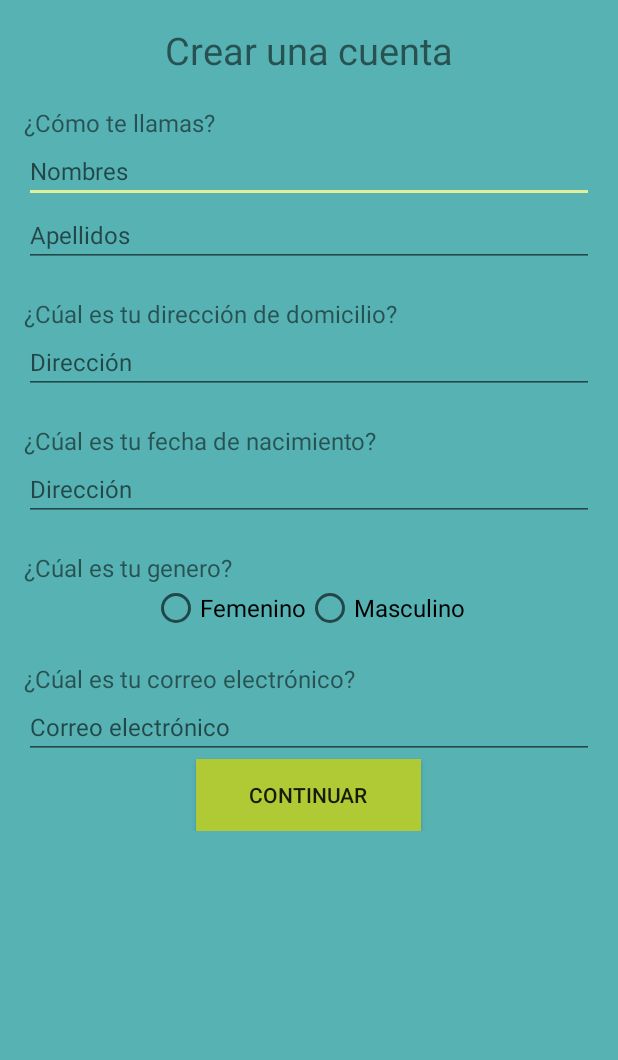
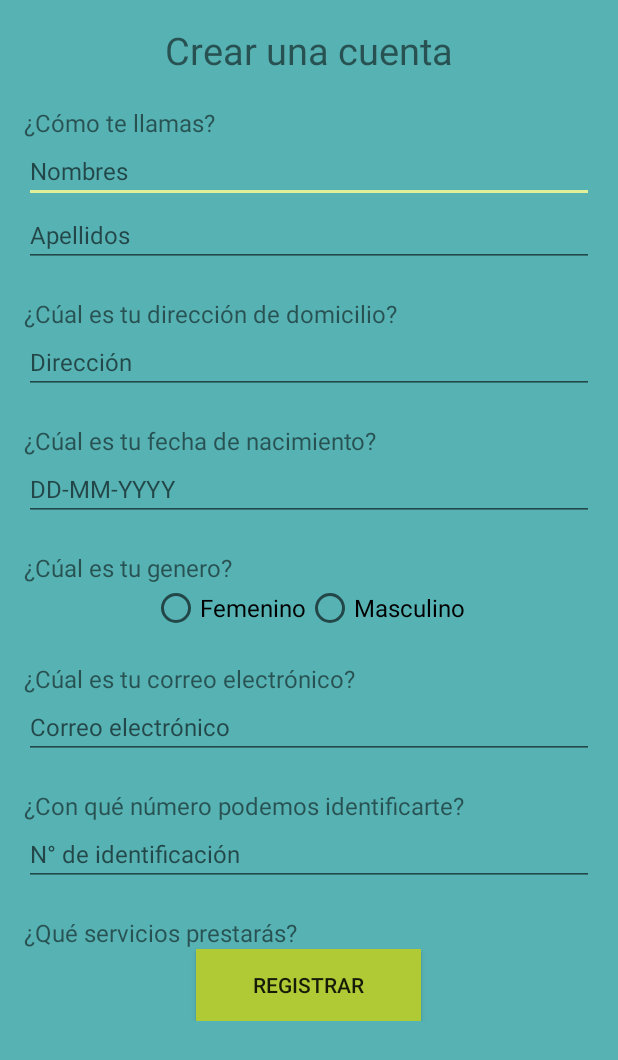
Before and after one commit to dianaitr/ProyectoAppsMoviles, an Android app: the layout activity_register_employee.xml on its own in the app's theme, with its tools: preview values and no code run, on a phone screen of 412 x 824 dp. Shown: the top 1060 px of the screen. Run offline under Robolectric (Android 15) with nearby library versions, the phone set to English and light mode, and no system bars.

Commit message:
agrego campos faltantes en registerEmployee

```diff
--- a/app/src/main/java/com/app/icesi/proyectoappsmoviles/RegisterEmployeeActivity.java
+++ b/app/src/main/java/com/app/icesi/proyectoappsmoviles/employee_activities/RegisterEmployeeActivity.java
@@ -1,9 +1,18 @@
-package com.app.icesi.proyectoappsmoviles;
+package com.app.icesi.proyectoappsmoviles.employee_activities;
 
 import android.support.v7.app.AppCompatActivity;
 import android.os.Bundle;
+import android.widget.Button;
+import android.widget.EditText;
+
+import com.app.icesi.proyectoappsmoviles.R;
 
 public class RegisterEmployeeActivity extends AppCompatActivity {
+
+    Button btn_register;
+
+    EditText txtName,txtLastName,txtAdress,txtEmail;
+
 
     @Override
     protected void onCreate(Bundle savedInstanceState) {
--- a/app/src/main/res/layout/activity_register_employee.xml
+++ b/app/src/main/res/layout/activity_register_employee.xml
@@ -4,7 +4,7 @@
     xmlns:tools="http://schemas.android.com/tools"
     android:layout_width="match_parent"
     android:layout_height="match_parent"
-    tools:context=".RegisterEmployeeActivity"
+    tools:context=".employee_activities.RegisterEmployeeActivity"
     android:background="#57B2B4"
     android:orientation="vertical"
 >
@@ -79,7 +79,7 @@
     <EditText
         android:layout_width="match_parent"
         android:layout_height="wrap_content"
-        android:hint="Dirección"
+        android:hint="DD-MM-YYYY"
         android:textSize="16dp"
         android:id="@+id/txtDateOfBirth"/>
 
@@ -127,12 +127,47 @@
             android:textSize="16dp"
             android:id="@+id/txtEmail"/>
 
+
+        <TextView
+            android:layout_width="wrap_content"
+            android:layout_height="wrap_content"
+            android:text="¿Con qué número podemos identificarte?"
+            android:textSize="16dp"
+            android:layout_gravity="left"
+            android:layout_marginTop="20dp"/>
+
+
+        <EditText
+            android:layout_width="match_parent"
+            android:layout_height="wrap_content"
+            android:hint="N° de identificación"
+            android:textSize="16dp"
+            android:id="@+id/txtCC"/>
+
+        <TextView
+            android:layout_width="wrap_content"
+            android:layout_height="wrap_content"
+            android:text="¿Qué servicios prestarás?"
+            android:textSize="16dp"
+            android:layout_gravity="left"
+            android:layout_marginTop="20dp"/>
+
+
+        <ListView
+            android:layout_width="match_parent"
+            android:layout_height="wrap_content"
+            android:hint="N° de identificación"
+            android:textSize="16dp"
+            android:id="@+id/listViewServices"/>
+
         <Button
             android:layout_width="150dp"
             android:layout_height="wrap_content"
-            android:text="Continuar"
-            android:id="@+id/btn_continuar"
+            android:text="Registrar"
+            android:id="@+id/btn_register"
             android:background="#B0CA36"/>
+
+
 
     </LinearLayout>
 
```
